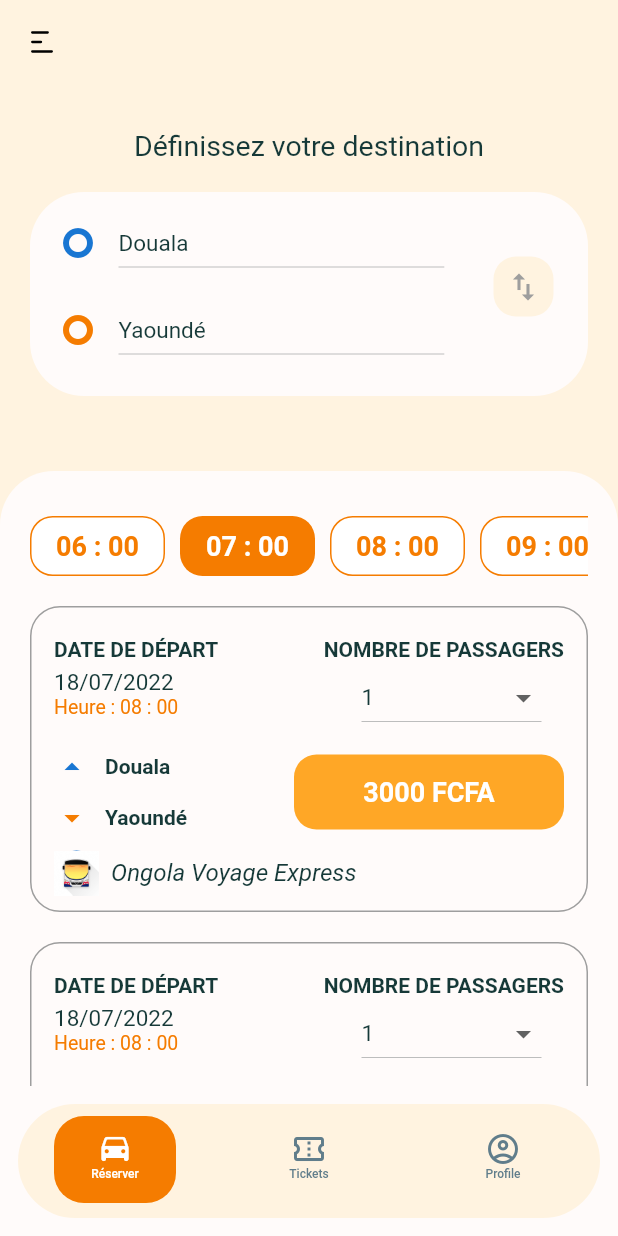
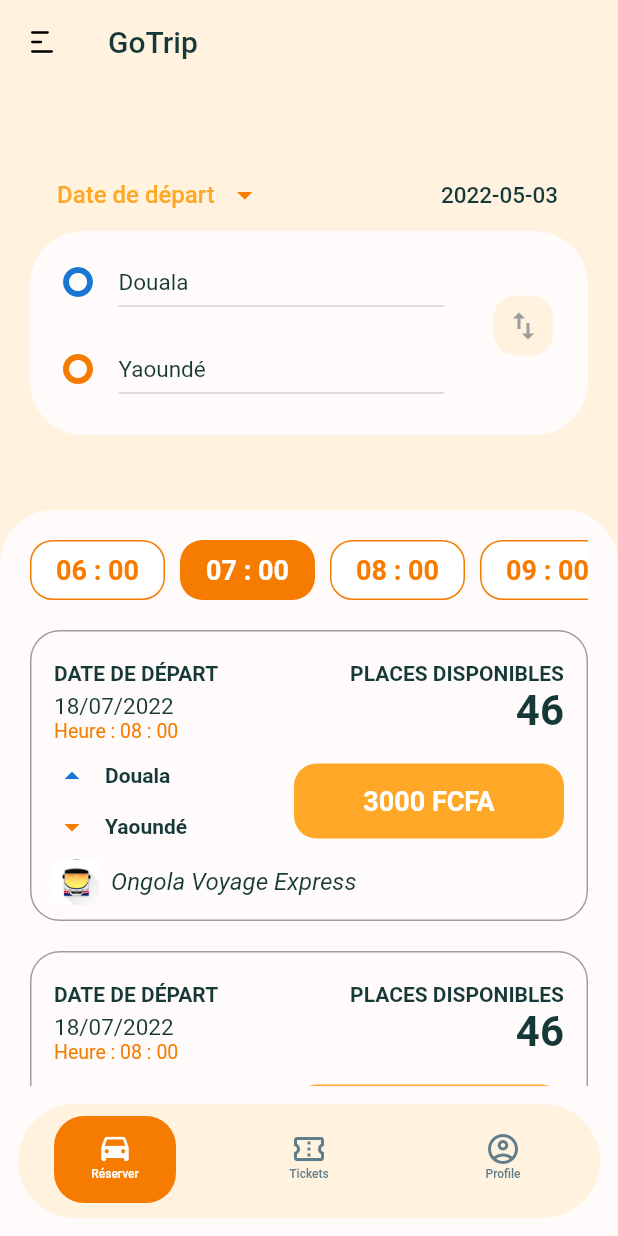
Before and after one commit to stephcyrille/gotripmobile, a Flutter app: the HomeScreen screen opened by its route, on a phone screen of 412 x 824 dp. Run offline on Flutter 3.47's test engine with Material 2 defaults, Android fonts, the phone set to English and light mode, and no system bars; our stand-ins replace flutter_svg.

Commit message:
Adding go trip on title, date seclection component and redesign booking page

```diff
--- a/lib/screens/privates/home/component/body.dart
+++ b/lib/screens/privates/home/component/body.dart
@@ -25,11 +25,25 @@ class _BodyState extends State<Body> {
   ];
   List<String> passengerList = ['1', '2', '3', '4', '5'];
   String passengers = '1';
+  DateTime selectedDate = DateTime.now();
 
   void removeItem(String newCity) {
     setState(() {
       cities = List.from(cities)..remove(newCity);
     });
+  }
+
+  Future<void> _selectDate(BuildContext context) async {
+    final DateTime? picked = await showDatePicker(
+        context: context,
+        initialDate: selectedDate,
+        firstDate: DateTime(2021, 12),
+        lastDate: DateTime(2101));
+    if (picked != null && picked != selectedDate) {
+      setState(() {
+        selectedDate = picked;
+      });
+    }
   }
 
   @override
@@ -38,14 +52,38 @@ class _BodyState extends State<Body> {
       child: Column(
         children: [
           const SizedBox(height: 30),
-          const Text(
-            'Définissez votre destination',
-            style: TextStyle(fontSize: 19.0),
-          ),
           Padding(
               padding:
                   const EdgeInsets.symmetric(vertical: 20.0, horizontal: 20.0),
-              child: Container(
+              child: Column(
+                children: [
+                  Padding(
+                    padding: const EdgeInsets.fromLTRB(10.0, 0, 20.0, 0),
+                    child: Row(
+                      mainAxisAlignment: MainAxisAlignment.spaceBetween,
+                      children: [
+                        Row(
+                          children: [
+                            TextButton(
+                              onPressed: () => _selectDate(context),
+                              child: const Text(
+                                'Date de départ',
+                                style: TextStyle(fontSize: 16.0),
+                              ),
+                            ),
+                            const Icon(Icons.arrow_drop_down,
+                                color: kGotripOrange),
+                          ],
+                        ),
+                        Text(
+                          "${selectedDate.toLocal()}".split(' ')[0],
+                          style: const TextStyle(
+                              fontSize: 15.0, fontWeight: FontWeight.w500),
+                        ),
+                      ],
+                    ),
+                  ),
+                  Container(
                       width: double.infinity,
                       padding: const EdgeInsets.fromLTRB(0, 10, 0, 20),
                       decoration: const BoxDecoration(
@@ -99,7 +137,9 @@ class _BodyState extends State<Body> {
                             ),
                           )
                         ],
-                  ))),
+                      )),
+                ],
+              )),
           const SizedBox(height: 30),
           SizedBox(
             // height: size.height * 0.5,
@@ -115,7 +155,7 @@ class _BodyState extends State<Body> {
                       )),
                   child: Column(children: [
                     Container(
-                      margin: const EdgeInsets.fromLTRB(0.0, 10.0, 0.0, 20.0),
+                      margin: const EdgeInsets.fromLTRB(0.0, 0.0, 0.0, 20.0),
                       height: 40.0,
                       child: ListView(
                         // This next line does the trick.
@@ -160,6 +200,7 @@ class _BodyState extends State<Body> {
                         currency: 'FCFA',
                         vendorAvatar: 'assets/1024.png',
                         vendorName: 'Ongola Voyage Express',
+                        placeNumber: 46,
                         onChange: (String? newValue) {
                           setState(() {
                             passengers = newValue!;
--- a/lib/screens/privates/home/component/travel_card.dart
+++ b/lib/screens/privates/home/component/travel_card.dart
@@ -16,6 +16,7 @@ class TravelCard extends StatelessWidget {
     required this.currency,
     required this.vendorAvatar,
     required this.vendorName,
+    required this.placeNumber,
   }) : super(key: key);
 
   final String passengers;
@@ -27,6 +28,7 @@ class TravelCard extends StatelessWidget {
   final String currency;
   final String vendorAvatar;
   final String vendorName;
+  final int placeNumber;
   final List<String> items;
   final Function(String?) onChange;
 
@@ -73,30 +75,14 @@ class TravelCard extends StatelessWidget {
                   crossAxisAlignment: CrossAxisAlignment.end,
                   children: [
                     Text(
-                      'Nombre de passagers'.toUpperCase(),
+                      'Places disponibles'.toUpperCase(),
                       style: const TextStyle(fontWeight: FontWeight.bold),
                     ),
-                    Container(
-                        padding: const EdgeInsets.symmetric(horizontal: 15.0),
-                        width: 150.0,
-                        child: DropdownButton(
-                          hint: const Text('Nombre de passagers'),
-                          dropdownColor: kGotripBackgroundWhite,
-                          focusColor: kGotripOrange,
-                          isExpanded: true,
-                          items: items
-                              .map<DropdownMenuItem<String>>((String value) {
-                            return DropdownMenuItem<String>(
-                              value: value,
-                              child: Text(value),
-                            );
-                          }).toList(),
-                          onChanged: onChange,
-                          value: passengers,
-                          elevation: 4,
-                          style: const TextStyle(
-                              color: kGotripDark900, fontSize: 15),
-                        )),
+                    Text(
+                      placeNumber.toString(),
+                      style: const TextStyle(
+                          fontSize: 28, fontWeight: FontWeight.bold),
+                    ),
                   ],
                 ),
               ],
--- a/lib/screens/privates/home/home_screen.dart
+++ b/lib/screens/privates/home/home_screen.dart
@@ -86,6 +86,7 @@ class _HomeScreenState extends State<HomeScreen>
     return Scaffold(
       appBar: AppBar(
           elevation: 0,
+          title: const Text('GoTrip'),
           leading: IconButton(
             icon: SvgPicture.asset('assets/svg/menu.svg'),
             onPressed: () {
```
Lines whose indentation alone changed are shown as unchanged.
